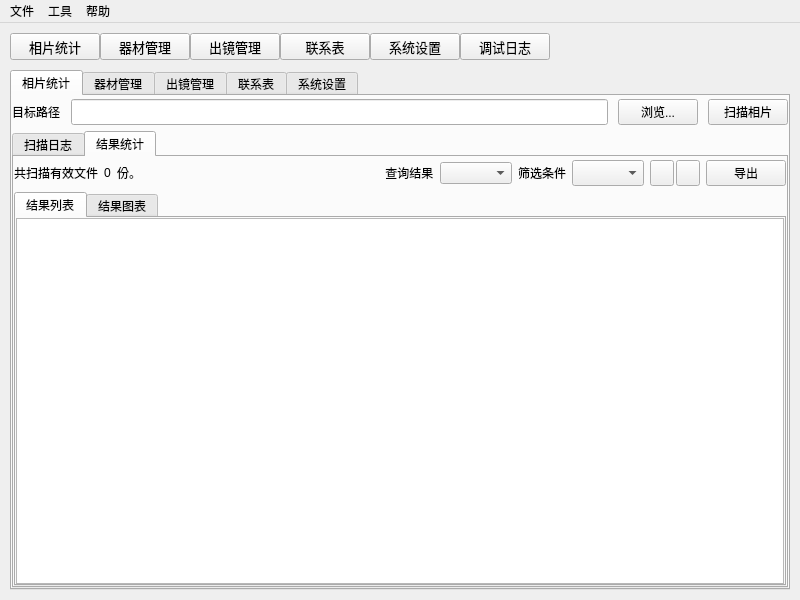
Above: Form/AxisMainWindow.ui from Pichuworks/Codename-Axis before the change. Below: the same form after it.
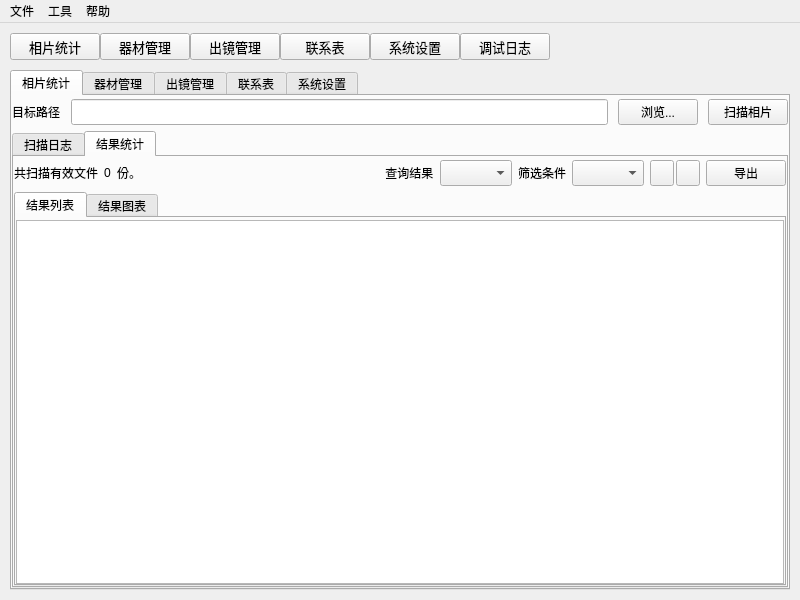
That is the form after the change. The open tabs and pages were chosen to show the change. Icons and pictures are not drawn.

The edit to the form file:
```diff
--- a/Form/AxisMainWindow.ui
+++ b/Form/AxisMainWindow.ui
@@ -504,7 +504,14 @@
                       </widget>
                      </item>
                      <item>
-                      <widget class="QComboBox" name="cbScanResultSelect"/>
+                      <widget class="QComboBox" name="cbScanResultSelect">
+                       <property name="sizePolicy">
+                        <sizepolicy hsizetype="Preferred" vsizetype="Preferred">
+                         <horstretch>0</horstretch>
+                         <verstretch>0</verstretch>
+                        </sizepolicy>
+                       </property>
+                      </widget>
                      </item>
                      <item>
                       <widget class="QLabel" name="lblFilterLabel">
@@ -655,7 +662,7 @@
                           <number>0</number>
                          </property>
                          <property name="topMargin">
-                          <number>0</number>
+                          <number>2</number>
                          </property>
                          <property name="rightMargin">
                           <number>0</number>
```
Left out of the diff: 4 changed lines with no effect on the pictures.
